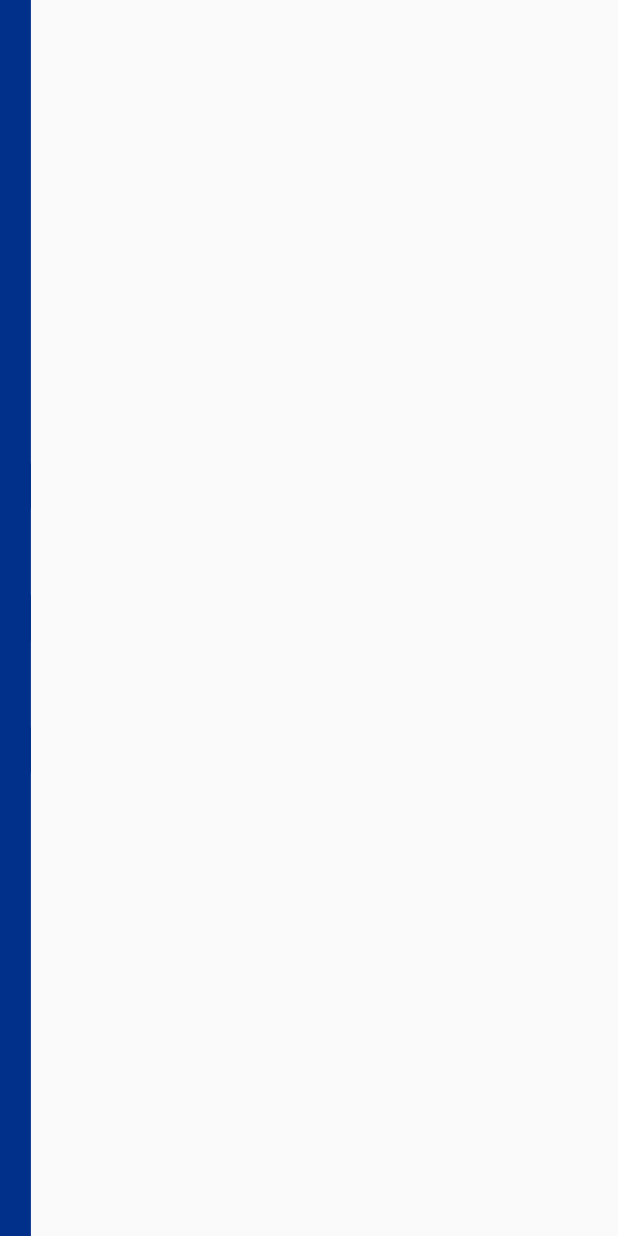
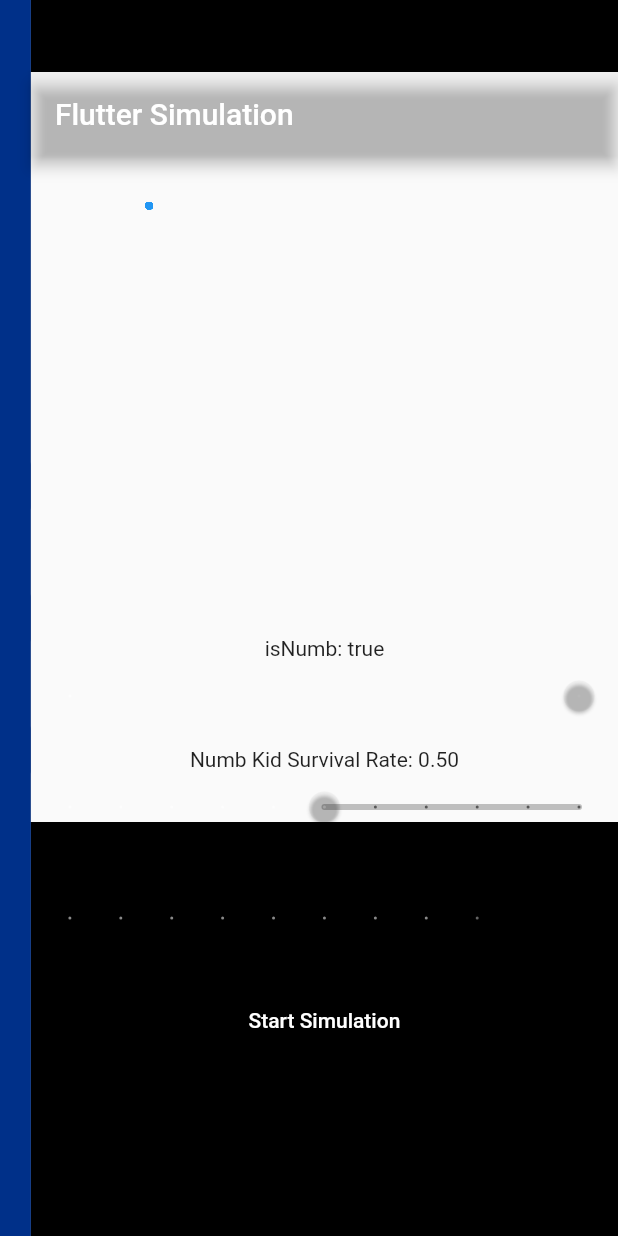
Before and after one commit to haojunzhuang/haojun, a Flutter app: the screen it shows after launch, after a tap on the "info" icon, on a phone screen of 412 x 824 dp. Run offline on Flutter 3.47's test engine with Material 2 defaults, Android fonts, the phone set to English and light mode, and no system bars; our stand-ins replace google_fonts, simple_gradient_text.

Commit message:
simulation

```diff
--- a/lib/home/home_page.dart
+++ b/lib/home/home_page.dart
@@ -20,11 +20,11 @@ class HomePage extends StatelessWidget {
               index: provider.pageIndex,
               children: [
                 Container(
-                  color: Colors.red,
+                  color: Colors.blue,
                 ),
-                const ShowcasePage(),
+                ShowcasePage(),
                 Container(
-                  color: Colors.purple,
+                  color: Colors.green,
                 ),
               ],
             ),
--- /dev/null
+++ b/lib/showcase/robot/simulation.dart
@@ -0,0 +1,295 @@
+import 'dart:async';
+import 'dart:math';
+import 'package:flutter/material.dart';
+
+class Dot {
+  Offset position;
+  bool isMale;
+  bool isMarried = false;
+  bool isPregnant = false;
+  int age;
+  int lastReproductionTime = 0;
+
+  Dot(this.position, this.isMale, this.age);
+
+  bool canReproduce() {
+    return !isPregnant && age >= 18 && age <= 40;
+  }
+
+  Dot? reproduce(Dot partner, bool isNumb, double numbKidSurvivalRate,
+      double loveKidSurvivalRate) {
+    if (isNumb) {
+      if (Random().nextDouble() < numbKidSurvivalRate) {
+        return Dot(position, Random().nextBool(), 0);
+      } else {
+        return null;
+      }
+    } else {
+      if (Random().nextDouble() < loveKidSurvivalRate) {
+        return Dot(position, Random().nextBool(), 0);
+      } else {
+        return null;
+      }
+    }
+  }
+
+  void ageOneStep() {
+    age++;
+    if (isPregnant) {
+      if (age - lastReproductionTime >= 9) {
+        isPregnant = false;
+        lastReproductionTime = age;
+      }
+    }
+  }
+}
+
+class Kid {
+  Offset position;
+  int age;
+
+  Kid(this.position, this.age);
+  // Add methods for aging as needed
+}
+
+class LoveSimulation extends StatefulWidget {
+  const LoveSimulation({super.key});
+
+  @override
+  SimulationState createState() => SimulationState();
+}
+
+class SimulationState extends State<LoveSimulation> {
+  bool _isNumb = true;
+  double _numbKidSurvivalRate = 0.5;
+  double _loveKidSurvivalRate = 0.8;
+
+  double _maleDotSize = 5.0;
+  double _femaleDotSize = 5.0;
+  double _kidDotSize = 3.0;
+  double _plainWidth = 300.0;
+  double _plainHeight = 300.0;
+  int _timestepMilliSeconds = 1000;
+
+  List<Dot> _dots = [];
+  List<Dot> _males = [];
+  List<Dot> _females = [];
+  List<Dot> _married = [];
+  List<Kid> _kids = [];
+  int _stepCount = 0;
+
+  Timer _timer = Timer.periodic(Duration(milliseconds: 50), (_) => () {});
+
+  @override
+  void initState() {
+    super.initState();
+    _initializeDots();
+  }
+
+  @override
+  void dispose() {
+    _timer.cancel();
+    super.dispose();
+  }
+
+  void _initializeDots() {
+    _dots = List.generate(
+        100,
+        (index) =>
+            Dot(_randomPosition(), Random().nextBool(), Random().nextInt(500)));
+    _males = _dots.where((dot) => dot.isMale).toList();
+    _females = _dots.where((dot) => !dot.isMale).toList();
+  }
+
+  Offset _randomPosition() {
+    return Offset(Random().nextDouble() * _plainWidth,
+        Random().nextDouble() * _plainHeight);
+  }
+
+  // void _startSimulation() {
+  //   _timer = Timer.periodic(Duration(milliseconds: 50), (_) => _runSimulation());
+  // }
+
+  void _stepSimulation() {
+    _stepCount++;
+    _moveDots();
+    _reproduce();
+    _ageDots();
+    // _removeDeadDot();
+    setState(() {});
+  }
+
+  void _moveDots() {
+    for (var dot in _dots) {
+      double dx = Random().nextDouble() * 10 - 5;
+      double dy = Random().nextDouble() * 10 - 5;
+      dot.position += Offset(dx, dy);
+      dot.position = Offset(max(min(dot.position.dx, _plainWidth), 0),
+          max(min(dot.position.dy, _plainHeight), 0));
+    }
+  }
+
+  void _reproduce() {
+    List<Dot> newDots = [];
+    for (var male in _males) {
+      if (!male.isMarried && male.canReproduce()) {
+        Dot female = _females.firstWhere(
+            (f) =>
+                !f.isMarried &&
+                f.canReproduce() &&
+                _distance(male.position, f.position) < 10,
+            orElse: () => Dot(Offset(0, 0), true, -1));
+
+        if (female.age != -1) {
+          Dot? child = male.reproduce(
+              female, _isNumb, _numbKidSurvivalRate, _loveKidSurvivalRate);
+          if (child != null) {
+            if (Random().nextBool()) {
+              newDots.add(child);
+            } else {
+              _kids.add(Kid(Offset(400, 100), 0));
+            }
+          }
+          male.isMarried = true;
+          female.isMarried = true;
+          _married.add(male);
+          _married.add(female);
+        }
+      }
+    }
+    _dots.addAll(newDots);
+  }
+
+  double _distance(Offset a, Offset b) {
+    double dx = a.dx - b.dx;
+    double dy = a.dy - b.dy;
+    return sqrt(dx * dx + dy * dy);
+  }
+
+  void _ageDots() {
+    for (var dot in _dots) {
+      dot.ageOneStep();
+      if (dot.age == 500) {
+        if (dot.isMarried) {
+          _married.remove(dot);
+        }
+        _dots.remove(dot);
+      }
+    }
+    for (var kid in _kids) {
+      kid.age++;
+      if (kid.age == 180) {
+        _dots.add(Dot(kid.position, Random().nextBool(), 0));
+        _kids.remove(kid);
+      }
+    }
+  }
+
+  @override
+  Widget build(BuildContext context) {
+    return Scaffold(
+      appBar: AppBar(
+        title: const Text('Flutter Simulation'),
+      ),
+      body: Center(
+        child: Column(
+          mainAxisAlignment: MainAxisAlignment.center,
+          children: [
+            SizedBox(
+              width: _plainWidth,
+              height: _plainHeight,
+              child: Stack(
+                children: [
+                  for (var dot in _dots)
+                    Positioned(
+                      left: dot.position.dx -
+                          (dot.isMale ? _maleDotSize / 2 : _femaleDotSize / 2),
+                      top: dot.position.dy -
+                          (dot.isMale ? _maleDotSize / 2 : _femaleDotSize / 2),
+                      child: Container(
+                        width: dot.isMale ? _maleDotSize : _femaleDotSize,
+                        height: dot.isMale ? _maleDotSize : _femaleDotSize,
+                        decoration: BoxDecoration(
+                          color: dot.isMale ? Colors.blue : Colors.red,
+                          shape: BoxShape.circle,
+                        ),
+                      ),
+                    ),
+                  for (var kid in _kids)
+                    Positioned(
+                      left: kid.position.dx - _kidDotSize / 2,
+                      top: kid.position.dy - _kidDotSize / 2,
+                      child: Container(
+                        width: _kidDotSize,
+                        height: _kidDotSize,
+                        decoration: const BoxDecoration(
+                          color: Colors.green,
+                          shape: BoxShape.circle,
+                        ),
+                      ),
+                    ),
+                ],
+              ),
+            ),
+            SizedBox(height: 20),
+            Text('isNumb: ${_isNumb.toString()}'),
+            Slider(
+              value: _isNumb ? 1 : 0,
+              min: 0,
+              max: 1,
+              divisions: 1,
+              label: _isNumb ? 'Numb' : 'Love',
+              onChanged: (value) {
+                setState(() {
+                  _isNumb = value.round() == 1;
+                });
+              },
+            ),
+            SizedBox(height: 10),
+            Text(
+                'Numb Kid Survival Rate: ${_numbKidSurvivalRate.toStringAsFixed(2)}'),
+            Slider(
+              value: _numbKidSurvivalRate,
+              min: 0,
+              max: 1,
+              divisions: 10,
+              label: _numbKidSurvivalRate.toStringAsFixed(2),
+              onChanged: (value) {
+                setState(() {
+                  _numbKidSurvivalRate = value;
+                });
+              },
+            ),
+            SizedBox(height: 10),
+            Text(
+                'Love Kid Survival Rate: ${_loveKidSurvivalRate.toStringAsFixed(2)}'),
+            Slider(
+              value: _loveKidSurvivalRate,
+              min: 0,
+              max: 1,
+              divisions: 10,
+              label: _loveKidSurvivalRate.toStringAsFixed(2),
+              onChanged: (value) {
+                setState(() {
+                  _loveKidSurvivalRate = value;
+                });
+              },
+            ),
+            SizedBox(height: 20),
+            ElevatedButton(
+              onPressed: () {
+                _timer.cancel();
+                _initializeDots();
+                _timer = Timer.periodic(
+                    Duration(milliseconds: _timestepMilliSeconds), (timer) {
+                  _stepSimulation();
+                });
+              },
+              child: Text('Start Simulation'),
+            ),
+          ],
+        ),
+      ),
+    );
+  }
+}
--- a/lib/showcase/showcase_page.dart
+++ b/lib/showcase/showcase_page.dart
@@ -1,18 +1,35 @@
 import 'package:flutter/material.dart';
+import 'package:me/globals.dart';
+import 'package:me/showcase/robot/simulation.dart';
 
 class ShowcasePage extends StatelessWidget {
   const ShowcasePage({super.key});
 
   @override
   Widget build(BuildContext context) {
-    return Center(
-      child: Column(children: [
+    return
+    Scaffold(
+      backgroundColor: Colors.black,
+      body:
+    Center(
+      child: Column(
+
+        children: [
+
+
         TextButton(
             onPressed: () {
               Navigator.pushNamed(context, '/blog');
             },
-            child: const Text('R4B Writer\'s blog'))
+            child: Text('R4B Writer\'s blog', style: TextStyle(color: Colors.black),)),
+
+            Container(color: Colors.blue,),
+
+        Container(height: 500, width: 500, child: LoveSimulation(),),
+
+
+
       ]),
-    );
+    ));
   }
 }
```
